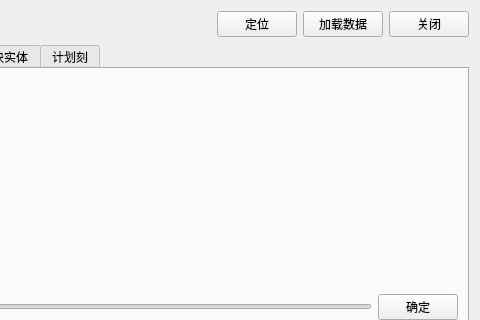
bedrock-dev/BedrockMap, file chunkeditorwidget.ui: the form before one commit; both pictures show x 139 to 619 and y 0 to 320 of the 619 by 559 pixel window.
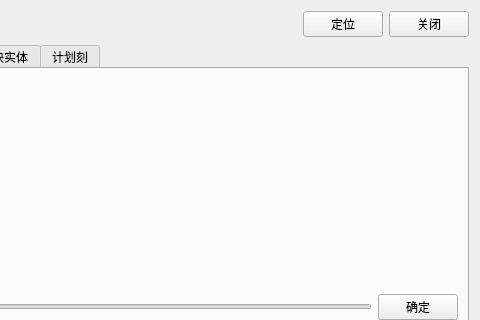
The form after the commit. The open tabs and pages were chosen to show the change.

The edit to the form file:
```diff
--- a/chunkeditorwidget.ui
+++ b/chunkeditorwidget.ui
@@ -52,19 +52,6 @@
        </property>
       </widget>
      </item>
-     <item>
-      <widget class="QPushButton" name="pushButton">
-       <property name="minimumSize">
-        <size>
-         <width>0</width>
-         <height>0</height>
-        </size>
-       </property>
-       <property name="text">
-        <string>加载数据</string>
-       </property>
-      </widget>
-     </item>
      <item>
       <widget class="QPushButton" name="close_btn">
        <property name="minimumSize">
```
Left out of the diff: 2 changed lines with no effect on the pictures.
